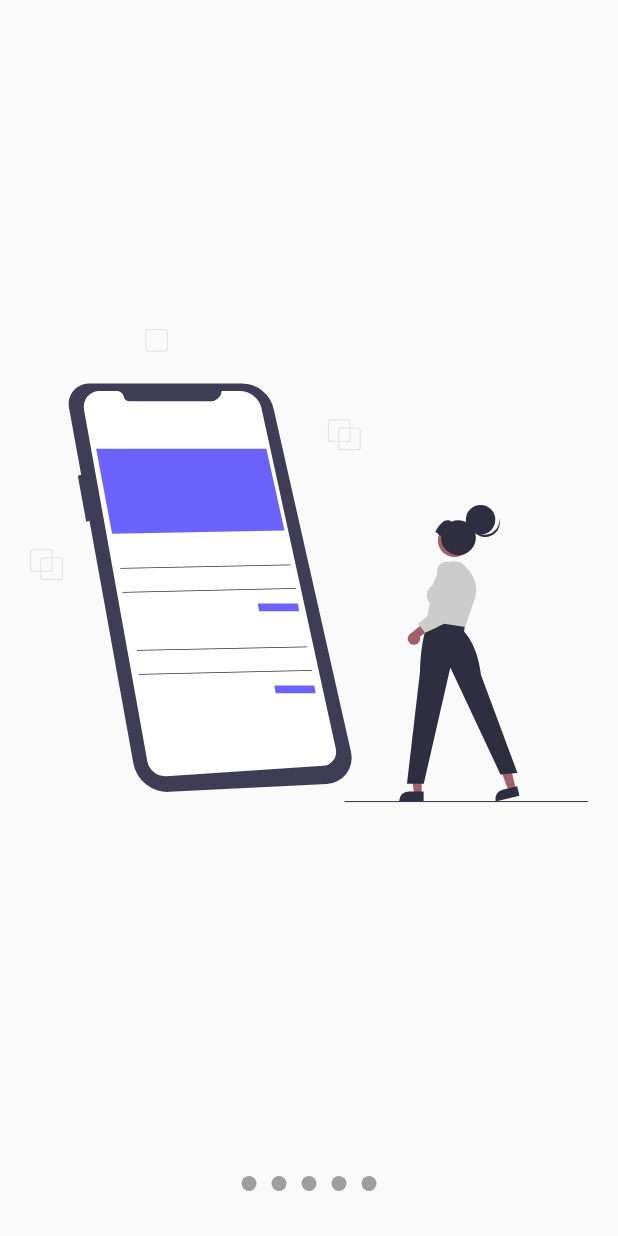
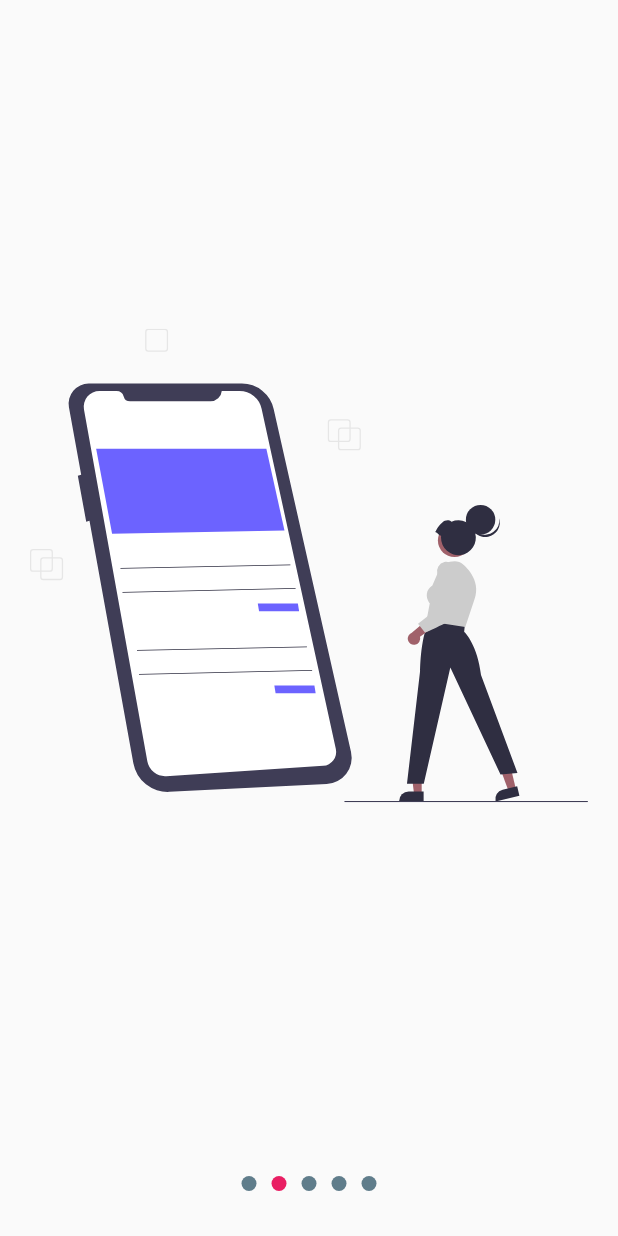
Before and after one commit to marshalmori/slide_show_flutter, a Flutter app: the screen it shows after launch, swiped to page 2, on a phone screen of 412 x 824 dp. Run offline on Flutter 3.47's test engine with Material 2 defaults, Android fonts, the light colour scheme and no system bars; our stand-ins replace flutter_svg.

Commit message:
Create a ChangeNotifierProvider to instantiate the SliderModel class

```diff
--- a/lib/models/slider_model.dart
+++ b/lib/models/slider_model.dart
@@ -5,7 +5,8 @@ class SliderModel with ChangeNotifier {
 
   double get currentPage => this._currentPage;
 
-  set currentPage(double currentPage) {
-    this._currentPage = currentPage;
+  set currentPage(double page) {
+    this._currentPage = page;
+    notifyListeners();
   }
 }
--- a/lib/pages/slide_show_page.dart
+++ b/lib/pages/slide_show_page.dart
@@ -1,10 +1,14 @@
 import 'package:flutter/material.dart';
 import 'package:flutter_svg/flutter_svg.dart';
+import 'package:provider/provider.dart';
+import 'package:slide_show/models/slider_model.dart';
 
 class SlideShowPage extends StatelessWidget {
   @override
   Widget build(BuildContext context) {
-    return Scaffold(
+    return ChangeNotifierProvider(
+      create: (_) => SliderModel(),
+      child: Scaffold(
         body: Center(
           child: Column(
             children: [
@@ -13,6 +17,7 @@ class SlideShowPage extends StatelessWidget {
               ),
               _Dots(),
             ],
+          ),
         ),
       ),
     );
@@ -47,12 +52,14 @@ class _Dot extends StatelessWidget {
 
   @override
   Widget build(BuildContext context) {
+    final pageViewIndex = Provider.of<SliderModel>(context).currentPage;
+
     return Container(
       width: 10,
       height: 10,
       margin: EdgeInsets.symmetric(horizontal: 5),
       decoration: BoxDecoration(
-        color: Colors.grey,
+        color: (pageViewIndex == index) ? Colors.pink : Colors.blueGrey,
         shape: BoxShape.circle,
       ),
     );
@@ -72,6 +79,9 @@ class __SlidesState extends State<_Slides> {
     super.initState();
     pageViewController.addListener(() {
       print('Página atual: ${pageViewController.page}');
+
+      Provider.of<SliderModel>(context, listen: false).currentPage =
+          pageViewController.page;
     });
   }
 
```
Lines whose indentation alone changed are shown as unchanged.
